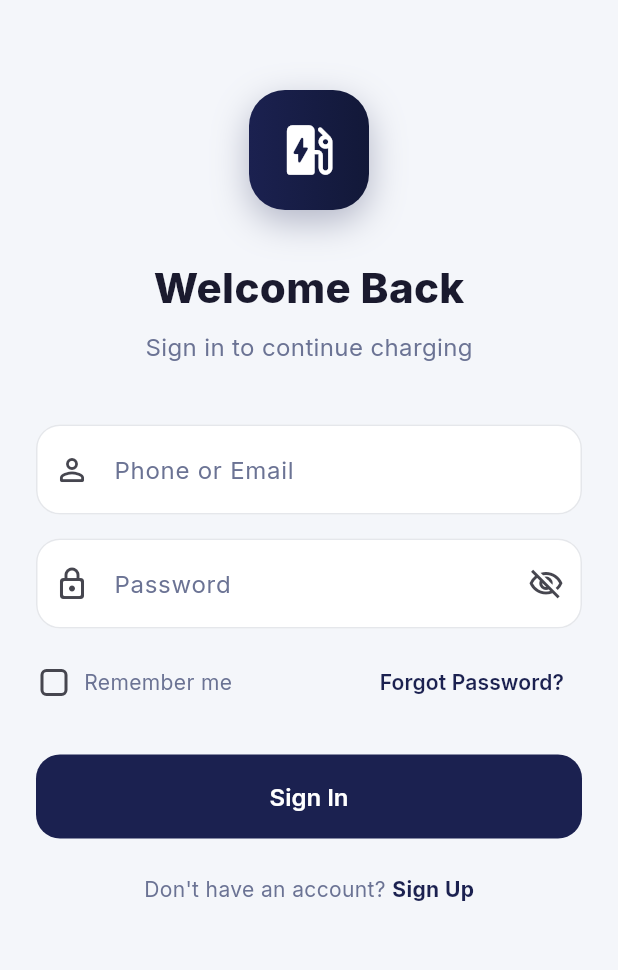
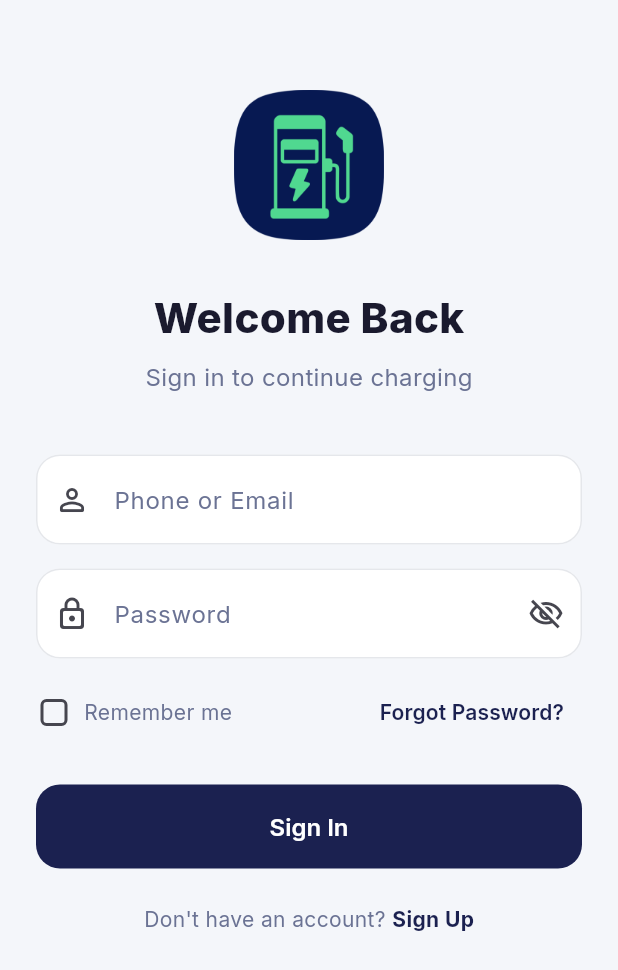
Before and after one commit to Assalafi/ev-charge, a Flutter app: the screen it shows after launch, on a phone screen of 412 x 824 dp. Shown: the top 970 px of the screen. Run offline on Flutter 3.47's test engine with Material 3 defaults, Android fonts, the phone set to English and light mode, and no system bars; our stand-ins replace geolocator, google_fonts, local_auth, package_info_plus, percent_indicator, shared_preferences; missing offline and left inert: flutter_paystack, mobile_scanner; network calls fail.

Commit message:
Fix login logo and add ZXing library for QR scanning on web

```diff
--- a/lib/screens/auth/login_screen.dart
+++ b/lib/screens/auth/login_screen.dart
@@ -175,7 +175,12 @@
                 const SizedBox(height: 60),
                 // Logo
                 Center(
-                  child: Container(
+                  child: Image.asset(
+                    'assets/images/logo.png',
+                    width: 100,
+                    height: 100,
+                    errorBuilder: (context, error, stackTrace) {
+                      return Container(
                         width: 80,
                         height: 80,
                         decoration: BoxDecoration(
@@ -193,6 +198,8 @@
                         ),
                         child: const Icon(Icons.ev_station_rounded,
                             size: 44, color: Colors.white),
+                      );
+                    },
                   ),
                 ),
                 const SizedBox(height: 32),
```
Also changed, not shown: 1 other file. Lines whose indentation alone changed are shown as unchanged.
